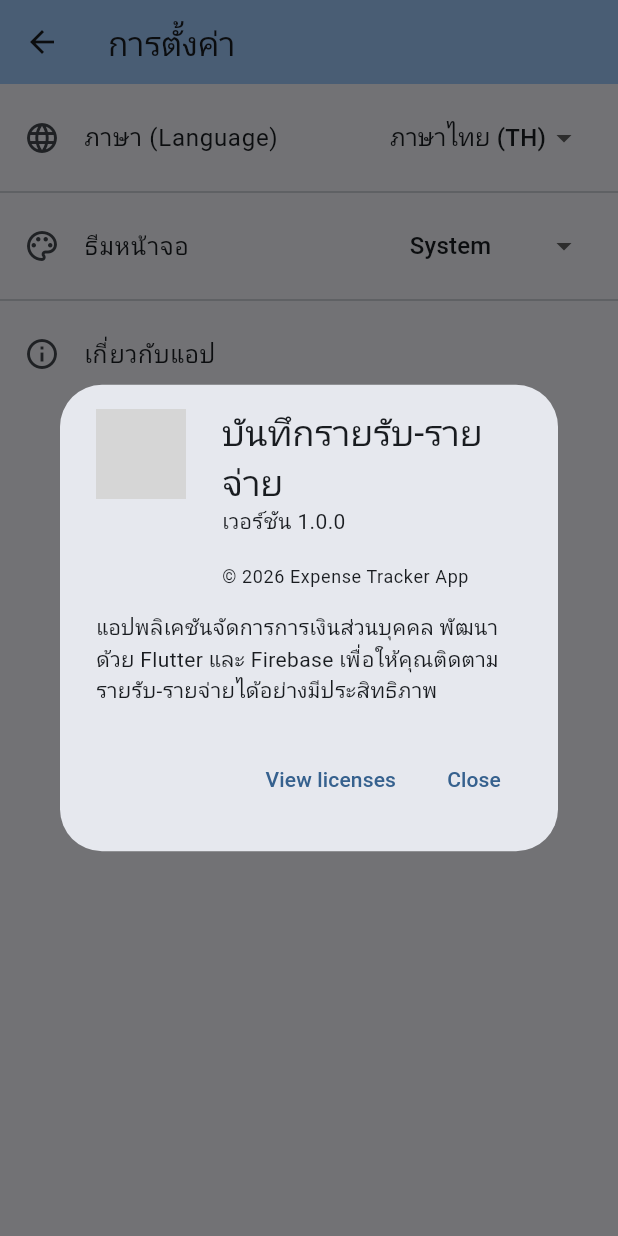
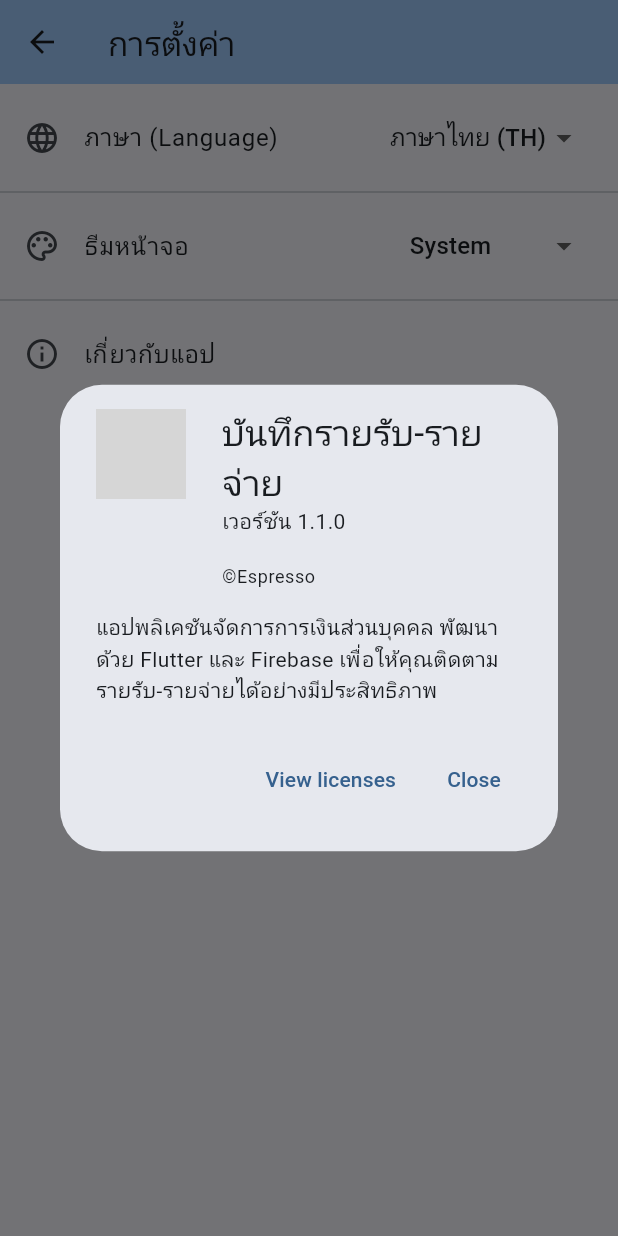
Before and after one commit to thanakorn-official/Expense-Tracker, a Flutter app: the SettingsScreen screen opened directly, after a tap on "เกี่ยวกับแอป", on a phone screen of 412 x 824 dp. Run offline on Flutter 3.47's test engine with Material 3 defaults, Android fonts, the phone set to English and light mode, and no system bars; our stand-ins replace cloud_firestore, firebase_core, fl_chart; accounts and stored records are empty; grey boxes are pictures that could not be loaded.

```diff
--- a/lib/screens/settings_screen.dart
+++ b/lib/screens/settings_screen.dart
@@ -82,7 +82,7 @@ class SettingsScreen extends StatelessWidget {
                     ),
                     applicationName: T.get('appTitle'),
                     applicationVersion: T.get('app_version'),
-                    applicationLegalese: '© 2026 Expense Tracker App',
+                    applicationLegalese: '©Espresso',
                     children: [
                       const SizedBox(height: 16),
                       Text(T.get('about_desc')),
--- a/lib/utils/l10n.dart
+++ b/lib/utils/l10n.dart
@@ -50,7 +50,7 @@ class T {
       'theme_light': 'โหมดสว่าง (Light)',
       'theme_dark': 'โหมดมืด (Dark)',
       'about': 'เกี่ยวกับแอป',
-      'app_version': 'เวอร์ชัน 1.0.0',
+      'app_version': 'เวอร์ชัน 1.1.0',
       'about_desc':
           'แอปพลิเคชันจัดการการเงินส่วนบุคคล พัฒนาด้วย Flutter และ Firebase เพื่อให้คุณติดตามรายรับ-รายจ่ายได้อย่างมีประสิทธิภาพ',
     },
@@ -102,7 +102,7 @@ class T {
       'theme_light': 'Light Mode',
       'theme_dark': 'Dark Mode',
       'about': 'About App',
-      'app_version': 'Version 1.0.0',
+      'app_version': 'Version 1.1.0',
       'about_desc':
           'A personal finance management app built with Flutter and Firebase to help you track your income and expenses efficiently.',
     }
```
Also changed, not shown: 2 other files.
